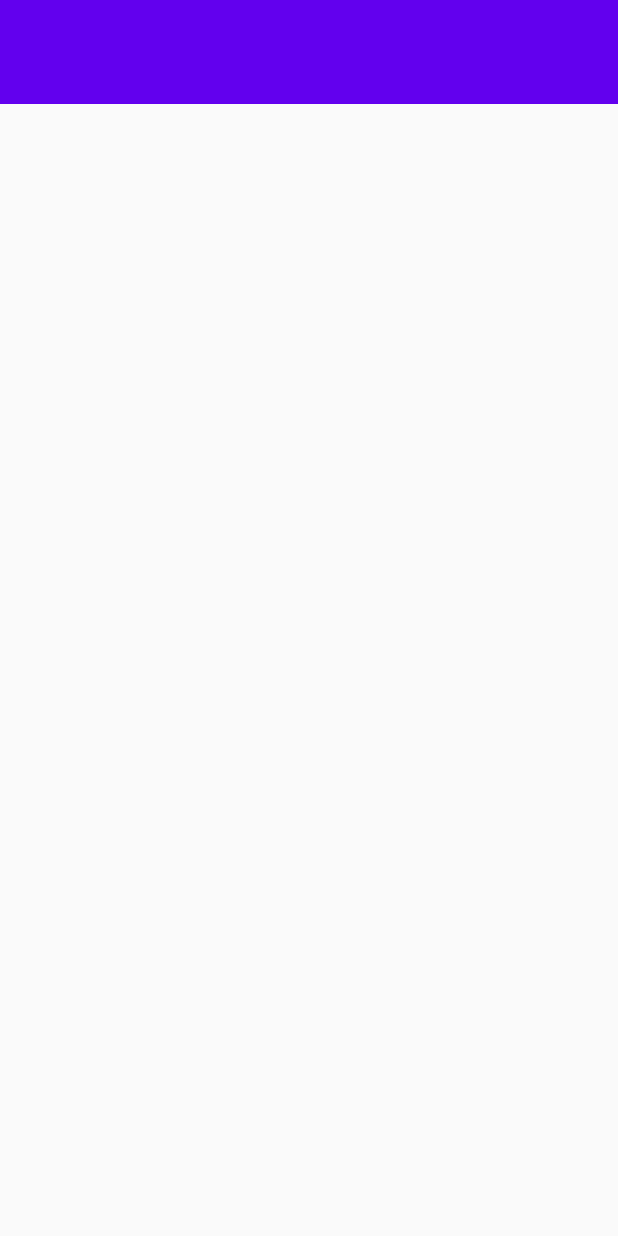
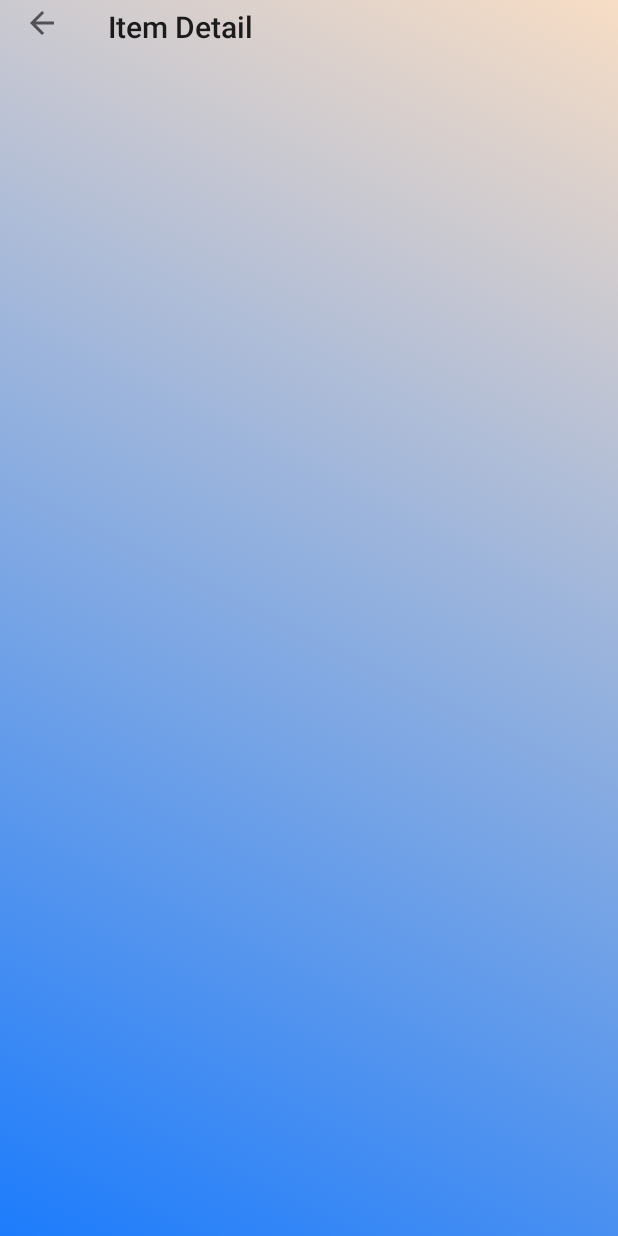
Before and after one commit to GuestG/itsdone, an Android app: the JobDetailActivity screen opened directly, with no data from a screen before it, on a phone screen of 412 x 824 dp. Run offline under Robolectric (Android 15) with nearby library versions, the phone set to English and light mode, and no system bars.

Commit message:
fixed job detail.

```diff
--- a/app/src/main/java/edu/tacoma/uw/itsdone/JobDetailActivity.java
+++ b/app/src/main/java/edu/tacoma/uw/itsdone/JobDetailActivity.java
@@ -35,10 +35,6 @@ import edu.tacoma.uw.itsdone.model.Job;
  * activity is only used on narrow width devices. On tablet-size devices,
  * item details are presented side-by-side with a list of items
  * in a {@link JobListActivity}.
- *
- * @author Trevor Peters
- * @version 1.1
- * @since 5/15/2020
  */
 public class JobDetailActivity extends AppCompatActivity implements JobAddFragment.AddListener{
 
@@ -50,23 +46,16 @@ public class JobDetailActivity extends AppCompatActivity implements JobAddFragme
     protected void onCreate(Bundle savedInstanceState) {
         super.onCreate(savedInstanceState);
         setContentView(R.layout.activity_job_detail);
-//        Toolbar toolbar = (Toolbar) findViewById(R.id.detail_toolbar);
-//        setSupportActionBar(toolbar);
+        Toolbar toolbar = (Toolbar) findViewById(R.id.detail_toolbar);
+        setSupportActionBar(toolbar);
 
-//        FloatingActionButton fab = (FloatingActionButton) findViewById(R.id.fab);
-//        fab.setOnClickListener(new View.OnClickListener() {
-//            @Override
-//            public void onClick(View view) {
-//                Snackbar.make(view, "Replace with your own detail action", Snackbar.LENGTH_LONG)
-//                        .setAction("Action", null).show();
-//            }
-//        });
 
-//        // Show the Up button in the action bar.
-//        ActionBar actionBar = getSupportActionBar();
-//        if (actionBar != null) {
-//            actionBar.setDisplayHomeAsUpEnabled(true);
-//        }
+
+        // Show the Up button in the action bar.
+        ActionBar actionBar = getSupportActionBar();
+        if (actionBar != null) {
+            actionBar.setDisplayHomeAsUpEnabled(true);
+        }
 
         // savedInstanceState is non-null when there is fragment state
         // saved from previous configurations of this activity
--- a/app/src/main/java/edu/tacoma/uw/itsdone/JobDetailFragment.java
+++ b/app/src/main/java/edu/tacoma/uw/itsdone/JobDetailFragment.java
@@ -49,13 +49,6 @@ public class JobDetailFragment extends Fragment {
             // to load content from a content provider.
             mJob = (Job) getArguments().getSerializable(ARG_ITEM_ID);
 
-            Activity activity = this.getActivity();
-            CollapsingToolbarLayout appBarLayout = (CollapsingToolbarLayout)
-                    activity.findViewById(R.id.toolbar_layout);
-            if (appBarLayout != null) {
-                appBarLayout.setTitle(mJob.getTitle());
-
-            }
         }
     }
 
--- a/app/src/main/res/layout/activity_job_detail.xml
+++ b/app/src/main/res/layout/activity_job_detail.xml
@@ -4,6 +4,7 @@
     xmlns:tools="http://schemas.android.com/tools"
     android:layout_width="fill_parent"
     android:layout_height="fill_parent"
+    android:background="@drawable/gradient"
     android:fitsSystemWindows="true"
     tools:context=".JobDetailActivity">
 
@@ -11,51 +12,21 @@
     action bar? and why is ur code dependant on that button?
     -->
 
-    <com.google.android.material.appbar.AppBarLayout
-        android:id="@+id/app_bar"
+    <androidx.appcompat.widget.Toolbar
+        android:id="@+id/detail_toolbar"
         android:layout_width="match_parent"
-        android:layout_height="69dp"
-        android:fitsSystemWindows="true"
-        android:theme="@style/ThemeOverlay.AppCompat.Dark.ActionBar">
-
-        <com.google.android.material.appbar.CollapsingToolbarLayout
-            android:id="@+id/toolbar_layout"
-            android:layout_width="match_parent"
-            android:layout_height="match_parent"
-            android:fitsSystemWindows="true"
-            app:contentScrim="?attr/colorPrimary"
-            app:layout_scrollFlags="scroll|exitUntilCollapsed"
-            app:toolbarId="@+id/toolbar">
-
-            <!-- <androidx.appcompat.widget.Toolbar
-                android:id="@+id/detail_toolbar"
-                android:layout_width="match_parent"
-                android:layout_height="?attr/actionBarSize"
-                app:layout_collapseMode="pin"
-                app:popupTheme="@style/ThemeOverlay.AppCompat.Light" /> -->
-
-        </com.google.android.material.appbar.CollapsingToolbarLayout>
-
-    </com.google.android.material.appbar.AppBarLayout>
+        android:layout_height="30dp"
+        app:layout_collapseMode="pin"
+        app:popupTheme="@style/ThemeOverlay.AppCompat.Light" />
 
     <androidx.core.widget.NestedScrollView
         android:id="@+id/item_detail_container"
+        android:layout_marginTop="50dp"
         android:layout_width="match_parent"
-        android:layout_height="651dp"
-        android:layout_below="@+id/app_bar"
-        android:layout_alignParentBottom="true"
-        android:layout_marginTop="53dp"
-        android:layout_marginBottom="16dp"
-        app:layout_behavior="@string/appbar_scrolling_view_behavior" />
+        android:layout_height="match_parent"
+        app:layout_behavior="@string/appbar_scrolling_view_behavior" >
 
-    <!--<com.google.android.material.floatingactionbutton.FloatingActionButton
-        android:id="@+id/fab"
-        android:layout_width="wrap_content"
-        android:layout_height="wrap_content"
-        android:layout_gravity="center_vertical|start"
-        android:layout_margin="@dimen/fab_margin"
-        app:layout_anchor="@+id/item_detail_container"
-        app:layout_anchorGravity="top|end"
-        app:srcCompat="@android:drawable/stat_notify_chat" /> -->
+
+    </androidx.core.widget.NestedScrollView>
 
 </RelativeLayout>
```
